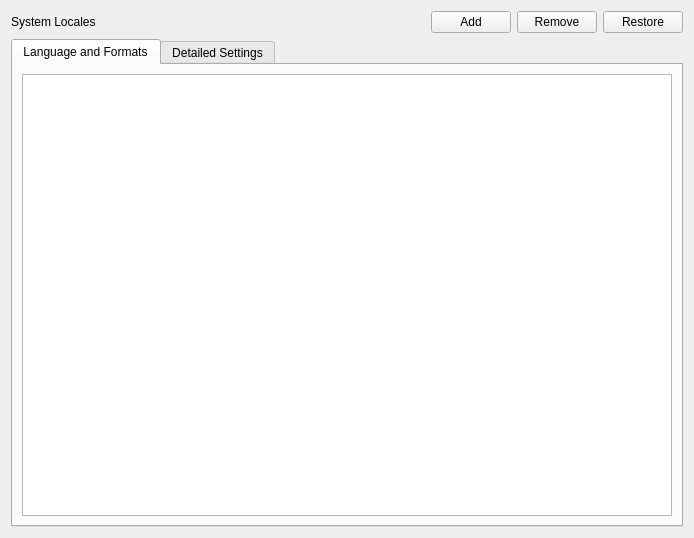
First picture: the form in src/manjaro-settings-manager/pages/PageLanguage.ui, repository manjaro/manjaro-settings-manager, before the edit.
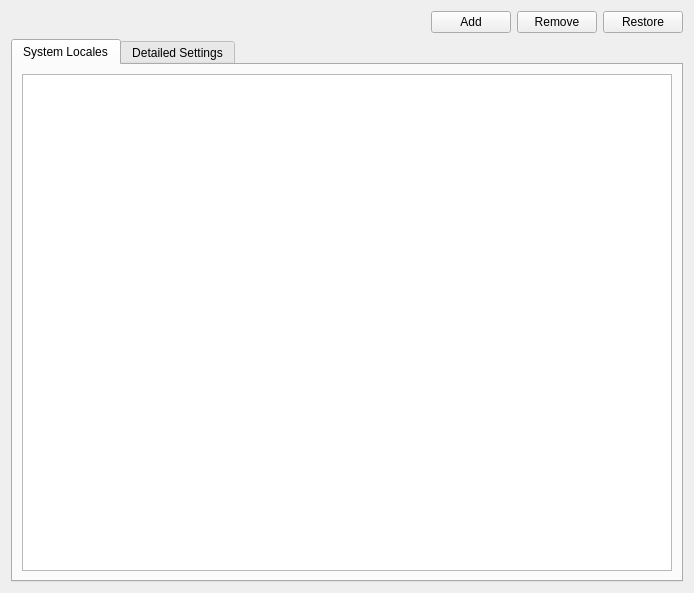
Second picture: the form after the edit.

Commit message: Display languages and country in native language - Refractor - Use KItemModel

```diff
--- a/src/manjaro-settings-manager/pages/PageLanguage.ui
+++ b/src/manjaro-settings-manager/pages/PageLanguage.ui
@@ -7,7 +7,7 @@
     <x>0</x>
     <y>0</y>
     <width>694</width>
-    <height>522</height>
+    <height>593</height>
    </rect>
   </property>
   <property name="windowTitle">
@@ -16,13 +16,6 @@
   <layout class="QVBoxLayout" name="verticalLayout_2">
    <item>
     <layout class="QHBoxLayout" name="horizontalLayout">
-     <item>
-      <widget class="QLabel" name="label">
-       <property name="text">
-        <string>System Locales</string>
-       </property>
-      </widget>
-     </item>
      <item>
       <spacer name="horizontalSpacer">
        <property name="orientation">
@@ -66,7 +59,7 @@
      </property>
      <widget class="QWidget" name="localeBasicTab">
       <attribute name="title">
-       <string>Language and Formats</string>
+       <string>System Locales</string>
       </attribute>
       <layout class="QVBoxLayout" name="verticalLayout">
        <item>
```
The commit also changes 12 other files.
